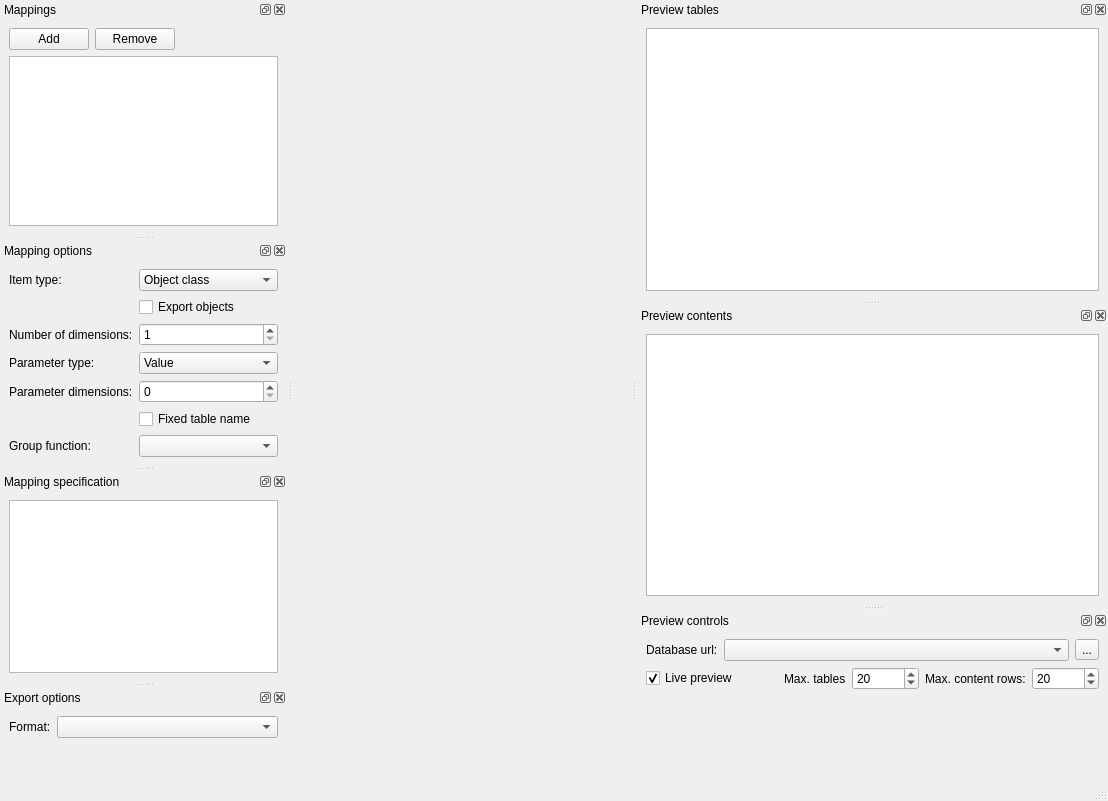
spine-tools/spine-items, file spine_items/exporter/ui/specification_editor.ui: the form before one commit.
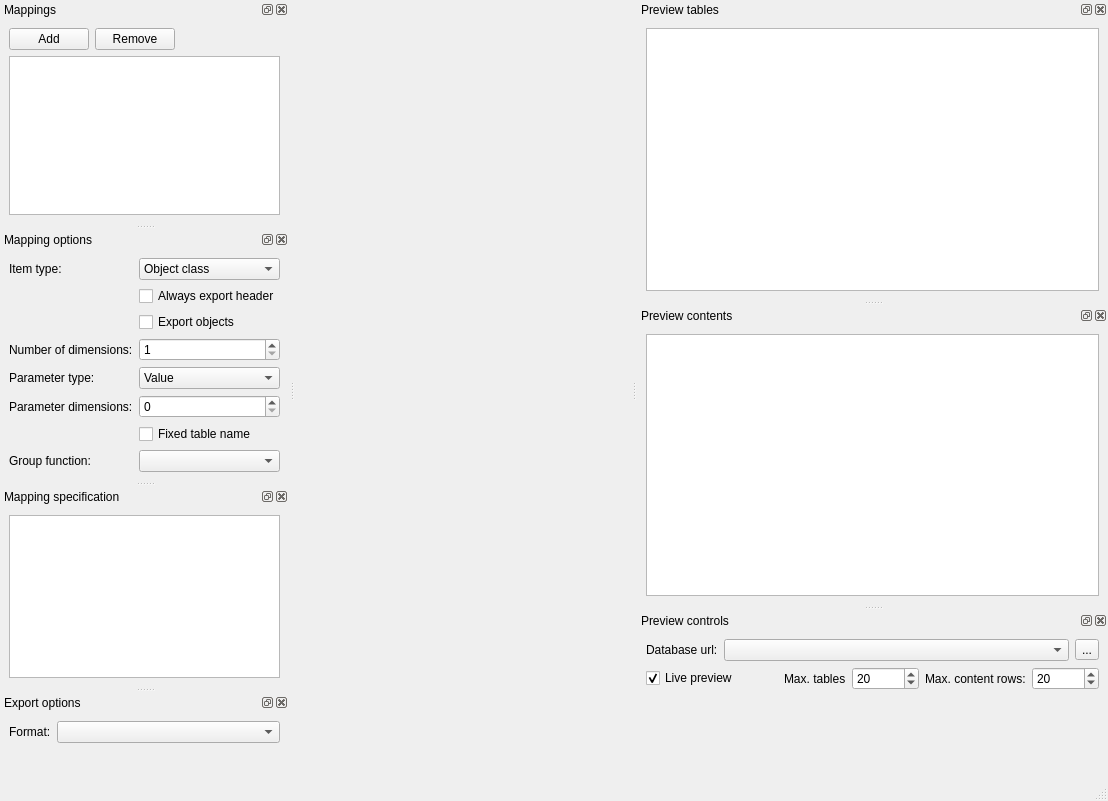
The form after the commit. Icons and pictures are not drawn. Custom widgets are drawn as their Qt base class.

Commit message:
Add Export header always option
There is now an option in Exporter's Specification editor that, when
enabled, writes header-only tables upon execution.

Re Spine-project/Spine-Toolbox#1341

Patch:
```diff
--- a/spine_items/exporter/ui/specification_editor.ui
+++ b/spine_items/exporter/ui/specification_editor.ui
@@ -95,77 +95,48 @@
    </attribute>
    <widget class="QWidget" name="mapping_options_contents">
     <layout class="QGridLayout" name="gridLayout">
-     <item row="4" column="0">
+     <item row="5" column="0">
       <widget class="QLabel" name="label_10">
        <property name="text">
         <string>Parameter dimensions:</string>
        </property>
       </widget>
      </item>
-     <item row="4" column="1">
-      <widget class="QSpinBox" name="parameter_dimensions_spin_box"/>
+     <item row="7" column="0">
+      <widget class="QLabel" name="label_6">
+       <property name="text">
+        <string>Group function:</string>
+       </property>
+      </widget>
+     </item>
+     <item row="6" column="1">
+      <widget class="QCheckBox" name="fix_table_name_check_box">
+       <property name="text">
+        <string>Fixed table name</string>
+       </property>
+      </widget>
      </item>
      <item row="3" column="1">
-      <widget class="QComboBox" name="parameter_type_combo_box">
-       <item>
-        <property name="text">
-         <string>Value</string>
-        </property>
-       </item>
-       <item>
-        <property name="text">
-         <string>Default value</string>
-        </property>
-       </item>
-       <item>
-        <property name="text">
-         <string>None</string>
-        </property>
-       </item>
-      </widget>
-     </item>
-     <item row="1" column="1">
-      <widget class="QCheckBox" name="export_objects_check_box">
-       <property name="text">
-        <string>Export objects</string>
-       </property>
-      </widget>
-     </item>
-     <item row="2" column="1">
       <widget class="QSpinBox" name="relationship_dimensions_spin_box">
        <property name="minimum">
         <number>1</number>
        </property>
       </widget>
      </item>
-     <item row="5" column="1">
-      <widget class="QCheckBox" name="fix_table_name_check_box">
-       <property name="text">
-        <string>Fixed table name</string>
-       </property>
-      </widget>
-     </item>
-     <item row="0" column="0">
-      <widget class="QLabel" name="label_4">
-       <property name="text">
-        <string>Item type:</string>
-       </property>
-      </widget>
-     </item>
      <item row="3" column="0">
-      <widget class="QLabel" name="label_5">
-       <property name="text">
-        <string>Parameter type:</string>
-       </property>
-      </widget>
-     </item>
-     <item row="2" column="0">
       <widget class="QLabel" name="label_8">
        <property name="text">
         <string>Number of dimensions:</string>
        </property>
       </widget>
      </item>
+     <item row="2" column="1">
+      <widget class="QCheckBox" name="export_objects_check_box">
+       <property name="text">
+        <string>Export objects</string>
+       </property>
+      </widget>
+     </item>
      <item row="0" column="1">
       <widget class="QComboBox" name="item_type_combo_box">
        <item>
@@ -225,15 +196,62 @@
        </item>
       </widget>
      </item>
-     <item row="6" column="0">
-      <widget class="QLabel" name="label_6">
+     <item row="7" column="1">
+      <widget class="QComboBox" name="group_fn_combo_box">
+       <property name="toolTip">
+        <string>Data groping in pivot tables.</string>
+       </property>
+      </widget>
+     </item>
+     <item row="5" column="1">
+      <widget class="QSpinBox" name="parameter_dimensions_spin_box">
+       <property name="toolTip">
+        <string>Maximum number of expected parameter value dimensions.</string>
+       </property>
+      </widget>
+     </item>
+     <item row="4" column="1">
+      <widget class="QComboBox" name="parameter_type_combo_box">
+       <item>
+        <property name="text">
+         <string>Value</string>
+        </property>
+       </item>
+       <item>
+        <property name="text">
+         <string>Default value</string>
+        </property>
+       </item>
+       <item>
+        <property name="text">
+         <string>None</string>
+        </property>
+       </item>
+      </widget>
+     </item>
+     <item row="0" column="0">
+      <widget class="QLabel" name="label_4">
        <property name="text">
-        <string>Group function:</string>
+        <string>Item type:</string>
        </property>
       </widget>
      </item>
-     <item row="6" column="1">
-      <widget class="QComboBox" name="group_fn_combo_box"/>
+     <item row="4" column="0">
+      <widget class="QLabel" name="label_5">
+       <property name="text">
+        <string>Parameter type:</string>
+       </property>
+      </widget>
+     </item>
+     <item row="1" column="1">
+      <widget class="QCheckBox" name="always_export_header_check_box">
+       <property name="toolTip">
+        <string>Export header even when a table is otherwise empty.</string>
+       </property>
+       <property name="text">
+        <string>Always export header</string>
+       </property>
+      </widget>
      </item>
     </layout>
    </widget>
```
Left out of the diff: 5 changed lines with no effect on the pictures. The commit also changes 10 other files.
